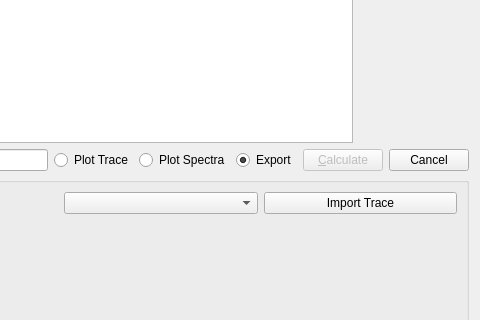
This is ui/batch_dialog.ui in knipe1/oes-spa as Qt 5 draws it before an edit; both pictures show x 158 to 638 and y 277 to 597 of the 638 by 850 pixel window. The edited form follows.
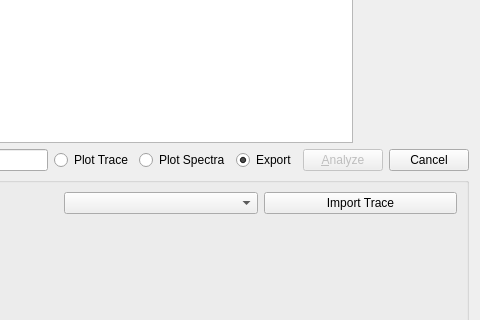
This is the edited form. Icons and pictures are not drawn. Custom widgets are drawn as their Qt base class.

Commit message: Introduce Signal-Slot behaviour in BatchAnalysis. Rename Calculate to Analyze and corresponding btn name as well.

```diff
--- a/ui/batch_dialog.ui
+++ b/ui/batch_dialog.ui
@@ -220,7 +220,7 @@
         <bool>false</bool>
        </property>
        <property name="text">
-        <string>&amp;Calculate</string>
+        <string>&amp;Analyze</string>
        </property>
        <attribute name="buttonGroup">
         <string notr="true">BtnFileaction</string>
```
Left out of the diff: 4 changed lines with no effect on the pictures. The commit also changes 6 other files.
